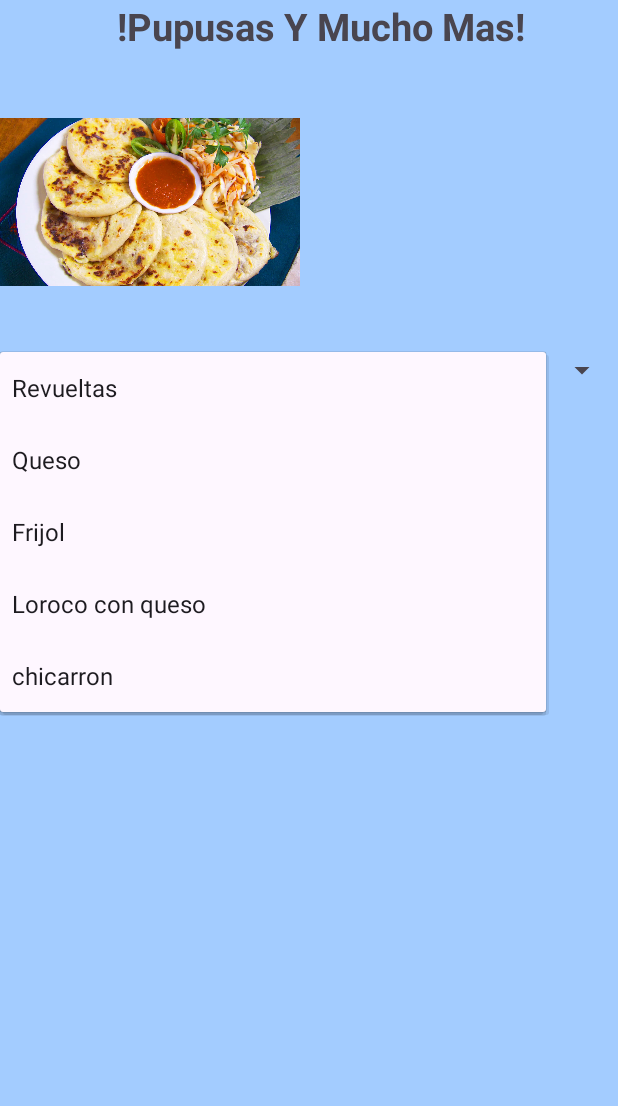
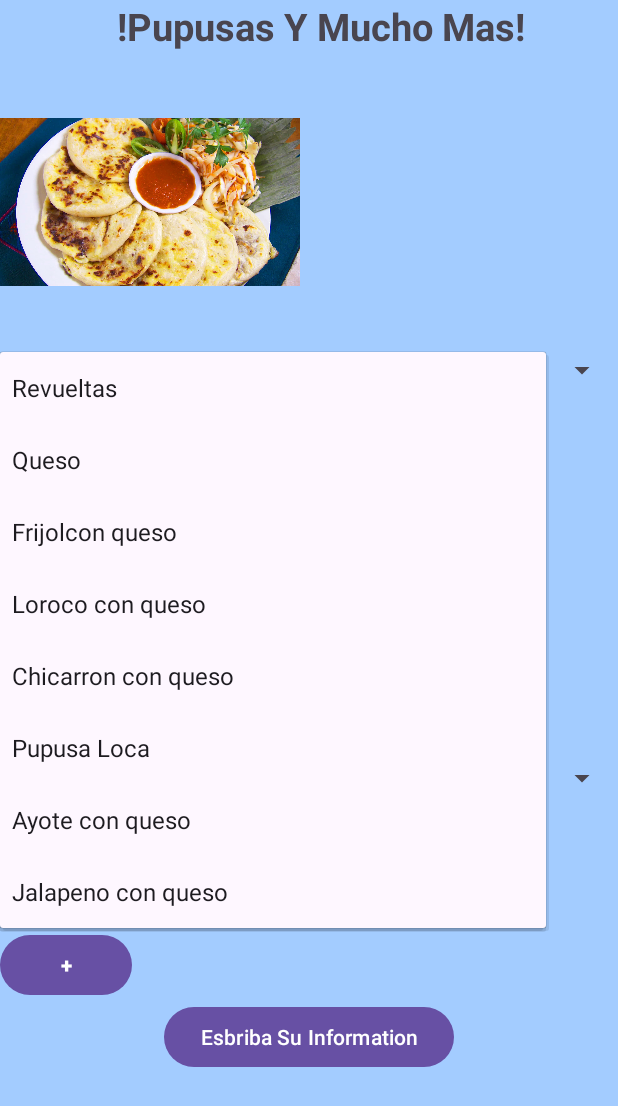
Before and after one commit to LCh-Salgado/LChS-RestaurantApp, an Android app: the FoodOrderActivity screen opened directly, with no data from a screen before it, after a tap on "Revueltas", on a phone screen of 412 x 824 dp. Shown: the top 1106 px of the screen. Run offline under Robolectric (Android 15) with nearby library versions, the phone set to English and light mode, and no system bars.

Commit message:
add a new food

```diff
--- a/app/src/main/java/com/example/restaurantapplch/FoodOrderActivity.java
+++ b/app/src/main/java/com/example/restaurantapplch/FoodOrderActivity.java
@@ -25,8 +25,11 @@ public class FoodOrderActivity extends AppCompatActivity {
     Intent typeInfoIntent;
     Spinner spinnerFillings;
 //    Spinner spinnerF;
+    TextView howMuchTV;
+    Button orderMoreBTN;
+    Button orderLessBTN;
     Button typeIBTN;
-    TextView howMuchTV;
+    int cuantasPupusas;
 
     @Override
     protected void onCreate(Bundle savedInstanceState) {
@@ -35,9 +38,12 @@ public class FoodOrderActivity extends AppCompatActivity {
         setContentView(R.layout.activity_food_order);
         pMenosBTN = (Button)findViewById(R.id.orderMenosBTN);
         pMasBTN = (Button)findViewById(R.id.orderMasBTN);
-        typeIBTN = (Button)findViewById(R.id.typeInBTN);
         howMuchTV = (TextView)findViewById(R.id.howMuchTV);
         spinnerFillings = (Spinner) findViewById(R.id.fillings);
+        orderMoreBTN = (Button)findViewById(R.id.ordenarMasBTN);
+        orderLessBTN = (Button)findViewById(R.id.ordenarMenosBTN);
+        typeIBTN = (Button)findViewById(R.id.typeInBTN);
+
 //        spinnerF = (Spinner)findViewById(R.id.filling);
         ArrayAdapter<CharSequence> adapter = ArrayAdapter.createFromResource(
                 this,
@@ -65,6 +71,14 @@ public class FoodOrderActivity extends AppCompatActivity {
                 String sMas=Integer.toString(howMany);
                 howMuchTV.setText(sMas);
 
+
+            }
+        });
+        orderMoreBTN.setOnClickListener(new View.OnClickListener() {
+            @Override
+            public void onClick(View view) {
+                cuantasPupusas ++;
+                String sMore=Integer.toString(cuantasPupusas);
 
             }
         });
--- a/app/src/main/res/layout/activity_food_order.xml
+++ b/app/src/main/res/layout/activity_food_order.xml
@@ -14,7 +14,6 @@
         android:textStyle="bold"
         android:text="             !Pupusas Y Mucho Mas!"/>
 
-
     <ImageView
         android:layout_width="200sp"
         android:layout_height="200sp"
@@ -27,18 +26,10 @@
         android:layout_height="wrap_content"
         android:id="@+id/fillings"/>
 
-
-    <TextView
-        android:layout_width="wrap_content"
-        android:layout_height="wrap_content"
-        android:textSize="25sp"
-        android:textStyle="bold"
-        android:text=""/>
-
     <LinearLayout
         android:layout_width="wrap_content"
         android:layout_height="wrap_content"
-        android:gravity="right">
+        android:gravity="center">
 
         <Button
             android:id="@+id/orderMenosBTN"
@@ -65,11 +56,45 @@
 
     </LinearLayout>
 
+    <ImageView
+        android:layout_width="200sp"
+        android:layout_height="200sp"
+        android:src="@drawable/pastele"/>
+
+    <Spinner
+        android:layout_width="match_parent"
+        android:layout_height="wrap_content"
+        android:id="@+id/fillingsPasteles"/>
+
+        <Button
+            android:id="@+id/ordenarMenosBTN"
+            android:layout_width="wrap_content"
+            android:layout_height="wrap_content"
+            android:text="-"
+            android:textStyle="bold" />
+
+        <TextView
+        android:layout_width="wrap_content"
+        android:layout_height="wrap_content"
+        android:textAlignment="center"
+        android:textStyle="bold"
+        android:text="0"
+        android:id="@+id/cuantasTV"
+        android:textSize="30dp"/>
+
+        <Button
+        android:id="@+id/ordenarMasBTN"
+        android:layout_width="wrap_content"
+        android:layout_height="wrap_content"
+        android:text="+"
+        android:textStyle="bold" />
+
+
     <Button
         android:layout_width="wrap_content"
         android:layout_height="wrap_content"
         android:layout_gravity="center"
-        android:text="typeInfo"
+        android:text="Esbriba Su Information"
         android:id="@+id/typeInBTN"/>
 
 
--- a/app/src/main/res/values/strings.xml
+++ b/app/src/main/res/values/strings.xml
@@ -3,18 +3,18 @@
     <string-array name="fillings_array">
         <item>Revueltas</item>
         <item>Queso</item>
-        <item>Frijol</item>
+        <item>Frijolcon queso</item>
         <item>Loroco con queso</item>
-        <item>chicarron</item>
-
+        <item>Chicarron con queso</item>
+        <item>Pupusa Loca</item>
+        <item>Ayote con queso</item>
+        <item>Jalapeno con queso</item>
     </string-array>
 
-    <string-array name="filling_array">
-    <item>Revueltas</item>
-    <item>Queso</item>
-    <item>Frijol</item>
-    <item>Loroco con queso</item>
-    <item>chicarron</item>
+
+    <string-array name="fillingPasteles_array">
+    <item>Pollo</item>
+    <item>Carne molida</item>
     </string-array>
 
 </resources>
```
Also changed, not shown: app/src/main/res/drawable/pastele.jpg (added), app/src/main/res/drawable/pasteles.jpg (added).
